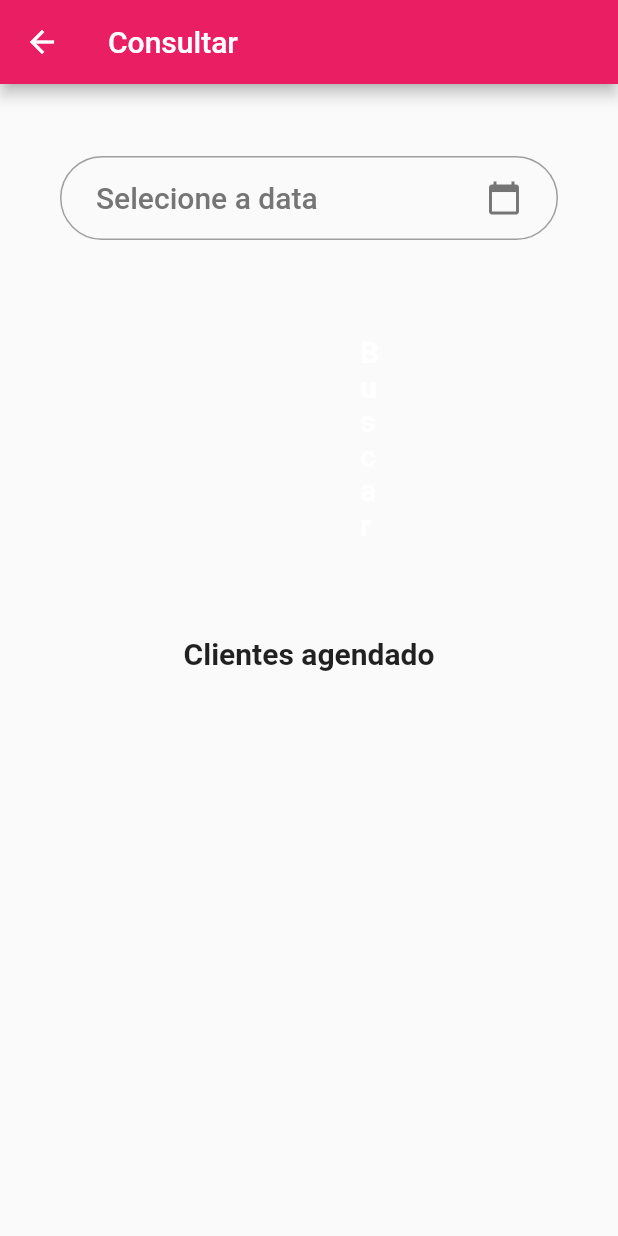
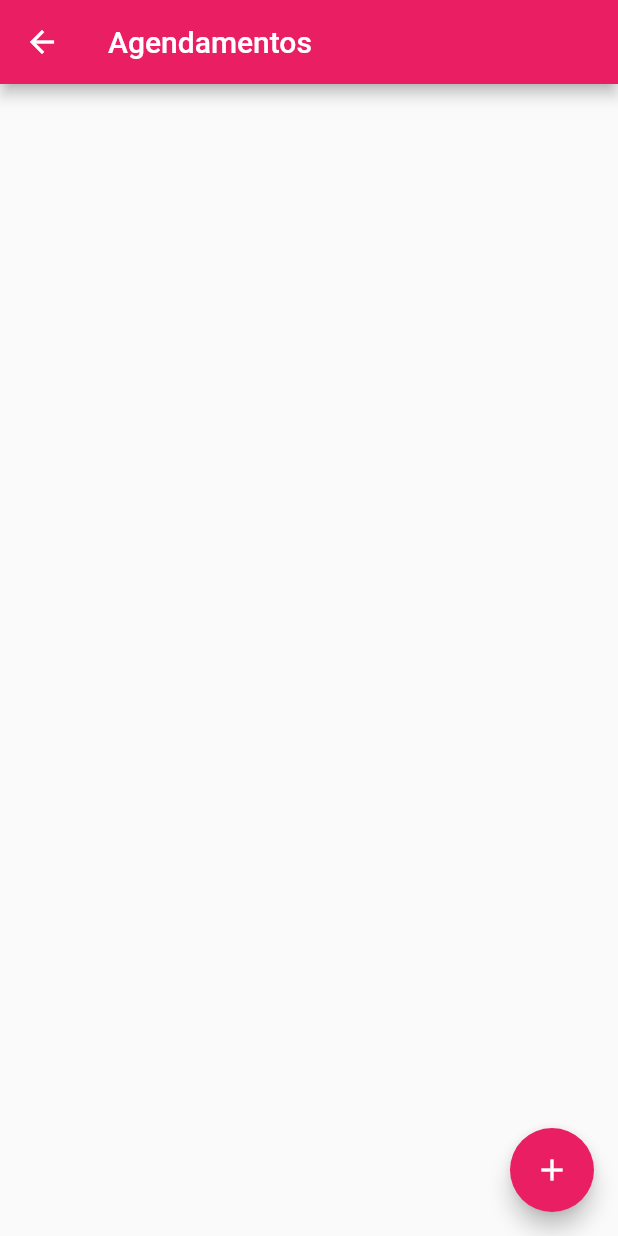
Before and after one commit to GustavoMarshall/StudioMallia, a Flutter app: the Consultar screen opened directly, on a phone screen of 412 x 824 dp. Run offline on Flutter 3.47's test engine with Material 2 defaults, Android fonts, the phone set to English and light mode, and no system bars; our stand-ins replace date_format, google_fonts, sqflite; accounts and stored records are empty; Roboto replaces fonts that are missing (Montserrat).

Commit message:
trabalhando na parte de agendamento

```diff
--- /dev/null
+++ b/lib/database/dao/agendamentos_dao.dart
@@ -0,0 +1,47 @@
+import 'package:studiomallia/models/agendamentos.dart';
+import 'package:sqflite/sqflite.dart';
+import 'package:studiomallia/database/app_database.dart';
+
+class AgendamentosDao {
+
+  static const String tableSQL = 'CREATE TABLE agendamento('
+      'id INTEGER PRIMARY KEY, '
+      'cliente TEXT, '
+      'dataagendamento TEXT,'
+      'horario TEXT,'
+      'servico TEXT)';
+
+  Future<int> save(Agendamentos agendamentos) async {
+    final Database db = await getDatabase(tableSQL);
+    Map<String, dynamic> agendaMap = _toMap(agendamentos);
+    return db.insert('Agendamentos', agendaMap);
+  }
+
+  Map<String, dynamic> _toMap(Agendamentos agendamentos) {
+    final Map<String, dynamic> agendamentosMap = Map();
+    agendamentosMap['cliente'] = agendamentos.clienteAg;
+    agendamentosMap['dataagendamento'] = agendamentos.dataAg;
+    agendamentosMap['horario'] = agendamentos.horaAg;
+    agendamentosMap['servico'] = agendamentos.servicoAg;
+
+    return agendamentosMap;
+  }
+
+  Future<List<Agendamentos>> findAll() async {
+    final Database db = await getDatabase(tableSQL);
+    final List<Map<String, dynamic>> result = await db.query('agendamentos');
+    List<Agendamentos> agenda = _toList(result);
+
+    return agenda;
+  }
+
+  List<Agendamentos> _toList(List<Map<String, dynamic>> result) {
+    final List<Agendamentos> agendamentos = List();
+    for (Map<String, dynamic> row in result) {
+      final Agendamentos agendamento =
+      Agendamentos(row['id'], row['cliente'] , row['dataagendamento'], row['horario'], row['servico']);
+      agendamentos.add(agendamento);
+    }
+    return agendamentos;
+  }
+}
--- /dev/null
+++ b/lib/models/agendamentos.dart
@@ -0,0 +1,16 @@
+class Agendamentos {
+  final int id;
+  final String clienteAg;
+  final String dataAg;
+  final String horaAg;
+  final String servicoAg;
+
+
+  Agendamentos(this.id, this.clienteAg, this.dataAg, this.horaAg, this.servicoAg);
+
+  @override
+  String toString() {
+    // TODO: implement toString
+    return 'Agendamentos{nome: $clienteAg, Data de Agendamento: $dataAg, Hora: $horaAg, Seviço : $servicoAg';
+  }
+}
--- a/lib/view/consultar.dart
+++ b/lib/view/consultar.dart
@@ -1,142 +1,30 @@
-import 'package:date_format/date_format.dart';
+import 'package:flutter/painting.dart';
+import 'package:google_fonts/google_fonts.dart';
+import 'package:studiomallia/database/app_database.dart';
+import 'package:studiomallia/database/dao/agendamentos_dao.dart';
+import 'package:studiomallia/main.dart';
+import 'package:studiomallia/models/agendamentos.dart';
+import 'package:studiomallia/view/agendar.dart';
+import 'package:flutter/cupertino.dart';
 import 'package:flutter/material.dart';
-import 'package:google_fonts/google_fonts.dart';
-import 'package:studiomallia/database/dao/agendamento_dao.dart';
-import 'package:studiomallia/models/agendamento.dart';
 
 class Consultar extends StatefulWidget {
   @override
-  _ConsultarState createState() => _ConsultarState();
+  _ConsultarListState createState() => _ConsultarListState();
 }
 
-class _ConsultarState extends State<Consultar> {
-
-  TextEditingController _dataConsultar = TextEditingController();
-
-  String data_label = 'Selecione a data';
-
-  TextStyle style = TextStyle(
-      fontFamily: 'Montserrat', fontSize: 20.0, fontWeight: FontWeight.bold);
+class _ConsultarListState extends State<Consultar> {
+  final AgendamentosDao _dao = AgendamentosDao();
 
   @override
   Widget build(BuildContext context) {
     return Scaffold(
       appBar: AppBar(
-        title: Text("Consultar"),
+        title: Text('Agendamentos'),
         backgroundColor: Colors.pink,
       ),
-
-      body: Center(
-
-        child: Container(
-          padding: EdgeInsets.all(40),
-          child: Column(
-
-              children: <Widget>[
-
-                Padding(
-                    padding: const EdgeInsets.only(top: 8, bottom: 8),
-                    child: OutlineButton(
-                      shape: new RoundedRectangleBorder(borderRadius: new BorderRadius.circular(30.0)),
-                      borderSide: BorderSide(
-                        color: Colors.grey,
-                      ),
-                      child:  Row (
-                        crossAxisAlignment: CrossAxisAlignment.start,
-                        mainAxisAlignment: MainAxisAlignment.spaceBetween,
-                        children: <Widget>[
-                          Padding(
-                            padding: const EdgeInsets.fromLTRB(8.0, 16, 8.0, 16),
-                            child: Text(data_label, style: TextStyle(
-                                fontSize: 20,
-                                color: Colors.grey[600]
-                            ),),
-                          ),
-                          Padding(
-                            padding: const EdgeInsets.fromLTRB(8.0, 16, 8.0, 16),
-                            child: Icon(Icons.calendar_today, color: Colors.grey[600],),
-                          )
-                        ],
-                      ),
-                      onPressed: () async {
-                        final dtPick = await showDatePicker(context: context, initialDate: DateTime.now(), firstDate: DateTime(1980), lastDate: DateTime(2100));
-                        print(dtPick);
-                        String data_formatada = formatDate(dtPick, [dd, '/', mm, '/', yyyy]);
-                        print(data_formatada);
-
-                        setState(() {
-                          data_label = data_formatada;
-                        });
-
-                        _dataConsultar.text = data_formatada;
-                      },
-                    )
-                ),
-
-
-                Padding(
-                  padding: const EdgeInsets.only(
-                      top: 40, bottom: 8, right: 180, left: 180),
-                  child: ButtonTheme(
-                    minWidth: MediaQuery
-                        .of(context)
-                        .size
-                        .width,
-                    padding: EdgeInsets.fromLTRB(20, 15, 20, 15),
-                    child: RaisedButton(
-                      color: Colors.pink,
-                      child: Text(
-                        "Buscar",
-                        textAlign: TextAlign.center,
-                        style: style.copyWith(
-                          color: Colors.white, fontWeight: FontWeight.bold,
-                        ),
-                      ),
-                      onPressed: () {
-
-                      },
-                      shape: RoundedRectangleBorder(
-                          borderRadius: BorderRadius.circular((40))
-                      ),
-                    ),
-                  ),
-                ),
-
-
-                Padding(
-                  padding: const EdgeInsets.all(40),
-                  child: Text(
-                    "Clientes agendado",
-                    style: style,
-                  ),
-                ),
-
-
-              ]
-          ),
-        ),
-
-      ),
-
-
-    );
-  }
-}
-
-  class ConsultarAg extends StatefulWidget{
-    @override
-    _ConsultarAgState createState() => _ConsultarAgState();
-  }
-
-  class _ConsultarAgState extends State<ConsultarAg>{
-    final AgendamentoDao _dao = AgendamentoDao();
-
-  @override
-    Widget build(BuildContext context) {
-    // TODO: implement build
-    return Scaffold(
       body: SafeArea(
-          child: FutureBuilder<List<Agendamento>>(
+          child: FutureBuilder<List<Agendamentos>>(
             initialData: List(),
             future: _dao.findAll(),
             builder: (context, snapshot) {
@@ -158,11 +46,11 @@ class _ConsultarState extends State<Consultar> {
                 case ConnectionState.active:
                   break;
                 case ConnectionState.done:
-                  final List<Agendamento> agendamento = snapshot.data;
+                  final List<Agendamentos> agendamento = snapshot.data;
                   return ListView.builder(
                     itemBuilder: (context, index) {
-                      final Agendamento agendamentos = agendamento[index];
-                      return _AgendamentoItem(agendamentos: agendamentos);
+                      final Agendamentos agendamentos = agendamento[index];
+                      return _AgendaItem(agendamentos: agendamentos);
                     },
                     itemCount: agendamento.length,
                   );
@@ -171,23 +59,29 @@ class _ConsultarState extends State<Consultar> {
 
               return Container();
             },
-          )
-      )
+          )),
+      floatingActionButton: FloatingActionButton(
+        backgroundColor: Colors.pink,
+        onPressed: () {
+          Navigator.push(
+              context, MaterialPageRoute(builder: (context) => Agendar()));
+        },
+        child: Icon(Icons.add),
+      ),
     );
+  }
+}
 
-  }
-  }
+class _AgendaItem extends StatefulWidget {
+  final Agendamentos agendamentos;
 
-class _AgendamentoItem extends StatefulWidget {
-  final Agendamento agendamentos;
-
-  const _AgendamentoItem({Key key, this.agendamentos}) : super(key: key);
+  const _AgendaItem({Key key, this.agendamentos}) : super(key: key);
 
   @override
-  _AgendamentoItemState createState() => _AgendamentoItemState();
+  __AgendaItemState createState() => __AgendaItemState();
 }
 
-class _AgendamentoItemState extends State<_AgendamentoItem> {
+class __AgendaItemState extends State<_AgendaItem> {
   @override
   Widget build(BuildContext context) {
     // TODO: implement build
@@ -197,7 +91,7 @@ class _AgendamentoItemState extends State<_AgendamentoItem> {
         widget.agendamentos.clienteAg,
         style: GoogleFonts.ptSans(fontSize: 24, fontWeight: FontWeight.bold),
       ),
-      subtitle: Text('Data: ${widget.agendamentos.dataAg} \n''Data: ${widget.agendamentos.horaAg} \n' 'Data: ${widget.agendamentos.servicoAg}'),
+      subtitle: Text('Data agendada: ${widget.agendamentos.dataAg} '' Horario: ${widget.agendamentos.horaAg} '' Serviço: ${widget.agendamentos.servicoAg} '),
 
     );
   }
--- a/pubspec.yaml
+++ b/pubspec.yaml
@@ -56,8 +56,7 @@ flutter:
       - pictures/logostudiomallia.png
       - pictures/womanIcon.png
       - pictures/sallon.jpg
-  #  - images/a_dot_burr.jpeg
-  #  - images/a_dot_ham.jpeg
+
 
   # An image asset can refer to one or more resolution-specific "variants", see
   # https://flutter.dev/assets-and-images/#resolution-aware.
```
Also changed, not shown: lib/database/dao/agendamento_dao.dart (deleted, +0 -47 lines), lib/models/agendamento.dart (deleted, +0 -16 lines), lib/view/agendar.dart (+6 -7 lines), lib/view/menuprincipal.dart (+44 -44 lines).
